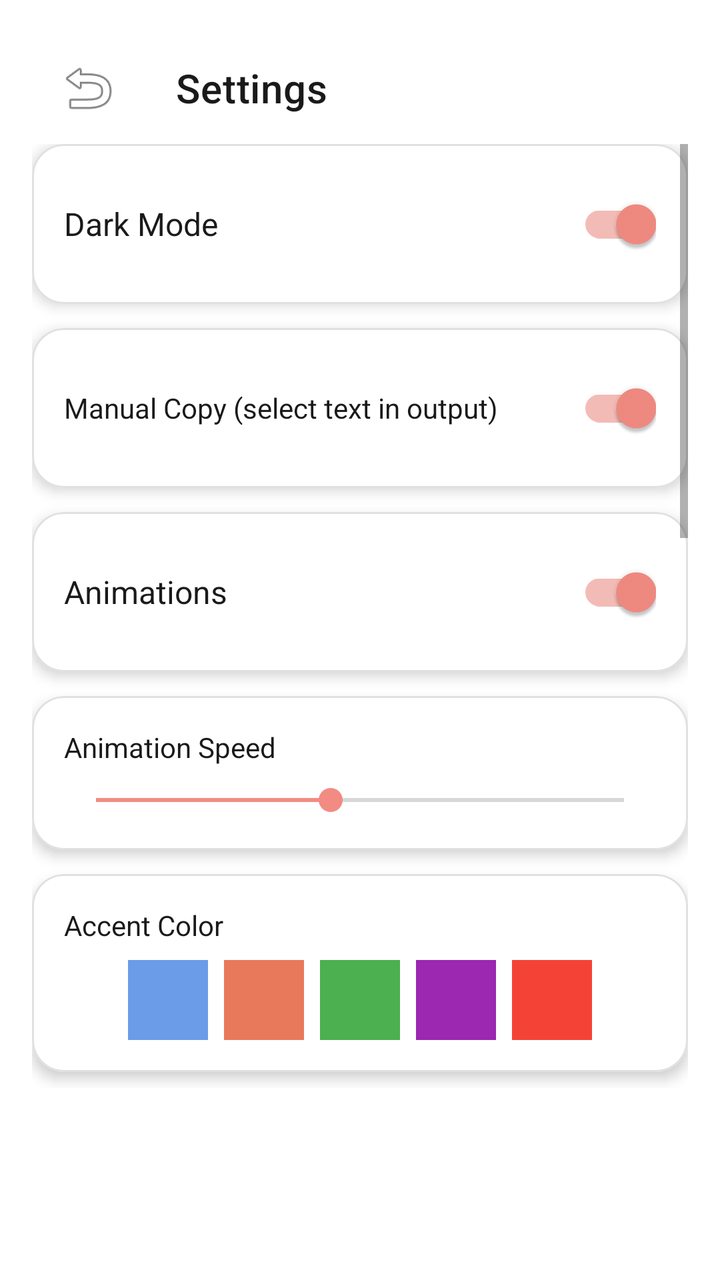
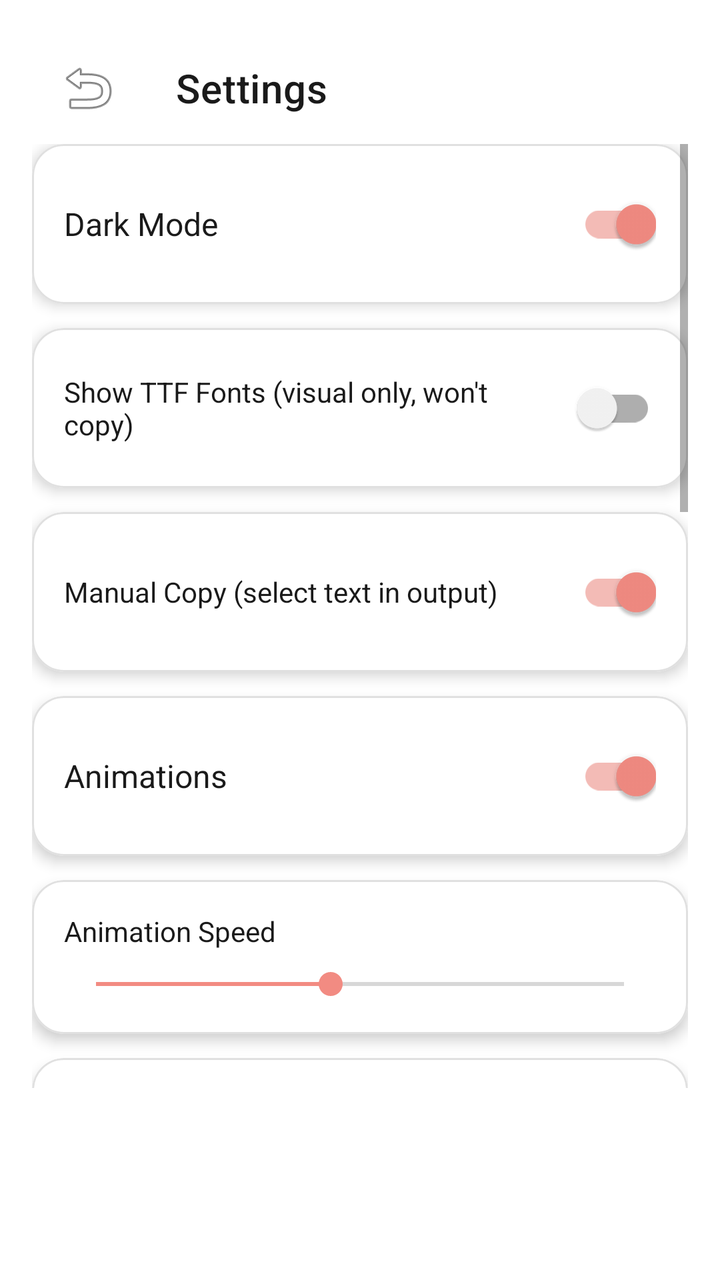

Compare the two renders of this Android layout. The source of the first and the diff that turns it into the second are given below.
<!-- AndroidManifest.xml: application theme Theme.FontsApp -->
<!-- res/layout/activity_settings.xml -->
<?xml version="1.0" encoding="utf-8"?>
<LinearLayout xmlns:android="http://schemas.android.com/apk/res/android"
    xmlns:app="http://schemas.android.com/apk/res-auto"
    android:layout_width="match_parent"
    android:layout_height="match_parent"
    android:orientation="vertical"
    android:background="?android:colorBackground"
    android:padding="16dp">

    <com.google.android.material.appbar.MaterialToolbar
        android:id="@+id/toolbar"
        android:layout_width="match_parent"
        android:layout_height="?android:attr/actionBarSize"
        android:background="?android:colorBackground"
        app:title="@string/settings"
        app:navigationIcon="@android:drawable/ic_menu_revert"
        app:titleTextColor="@color/text_primary" />

    <ScrollView
        android:layout_width="match_parent"
        android:layout_height="match_parent"
        android:paddingBottom="80dp">

        <LinearLayout
            android:layout_width="match_parent"
            android:layout_height="wrap_content"
            android:orientation="vertical"
            android:gravity="center_horizontal">

            
            <com.google.android.material.card.MaterialCardView
                android:layout_width="match_parent"
                android:layout_height="wrap_content"
                android:layout_marginBottom="12dp"
                app:cardCornerRadius="16dp"
                app:cardElevation="4dp"
                app:cardBackgroundColor="@color/card_background"
                app:strokeWidth="1dp"
                app:strokeColor="@color/divider">

                <LinearLayout
                    android:layout_width="match_parent"
                    android:layout_height="wrap_content"
                    android:orientation="horizontal"
                    android:gravity="center_vertical"
                    android:padding="16dp">

                    <TextView
                        android:layout_width="0dp"
                        android:layout_height="wrap_content"
                        android:layout_weight="1"
                        android:text="@string/dark_mode"
                        android:textSize="16sp"
                        android:textColor="@color/text_primary" />

                    <com.google.android.material.switchmaterial.SwitchMaterial
                        android:id="@+id/switchDarkMode"
                        android:layout_width="wrap_content"
                        android:layout_height="wrap_content"
                        android:checked="true" />

                </LinearLayout>

            </com.google.android.material.card.MaterialCardView>

            
            <com.google.android.material.card.MaterialCardView
                android:layout_width="match_parent"
                android:layout_height="wrap_content"
                android:layout_marginBottom="12dp"
                app:cardCornerRadius="16dp"
                app:cardElevation="4dp"
                app:cardBackgroundColor="@color/card_background"
                app:strokeWidth="1dp"
                app:strokeColor="@color/divider">

                <LinearLayout
                    android:layout_width="match_parent"
                    android:layout_height="wrap_content"
                    android:orientation="horizontal"
                    android:gravity="center_vertical"
                    android:padding="16dp">

                    <TextView
                        android:layout_width="0dp"
                        android:layout_height="wrap_content"
                        android:layout_weight="1"
                        android:text="Manual Copy (select text in output)"
                        android:textSize="14sp"
                        android:textColor="@color/text_primary" />

                    <com.google.android.material.switchmaterial.SwitchMaterial
                        android:id="@+id/switchManualCopy"
                        android:layout_width="wrap_content"
                        android:layout_height="wrap_content"
                        android:checked="true" />

                </LinearLayout>

            </com.google.android.material.card.MaterialCardView>

            
            <com.google.android.material.card.MaterialCardView
                android:layout_width="match_parent"
                android:layout_height="wrap_content"
                android:layout_marginBottom="12dp"
                app:cardCornerRadius="16dp"
                app:cardElevation="4dp"
                app:cardBackgroundColor="@color/card_background"
                app:strokeWidth="1dp"
                app:strokeColor="@color/divider">

                <LinearLayout
                    android:layout_width="match_parent"
                    android:layout_height="wrap_content"
                    android:orientation="horizontal"
                    android:gravity="center_vertical"
                    android:padding="16dp">

                    <TextView
                        android:layout_width="0dp"
                        android:layout_height="wrap_content"
                        android:layout_weight="1"
                        android:text="@string/animations"
                        android:textSize="16sp"
                        android:textColor="@color/text_primary" />

                    <com.google.android.material.switchmaterial.SwitchMaterial
                        android:id="@+id/switchAnimations"
                        android:layout_width="wrap_content"
                        android:layout_height="wrap_content"
                        android:checked="true" />

                </LinearLayout>

            </com.google.android.material.card.MaterialCardView>

            
            <com.google.android.material.card.MaterialCardView
                android:layout_width="match_parent"
                android:layout_height="wrap_content"
                android:layout_marginBottom="12dp"
                app:cardCornerRadius="16dp"
                app:cardElevation="4dp"
                app:cardBackgroundColor="@color/card_background"
                app:strokeWidth="1dp"
                app:strokeColor="@color/divider">

                <LinearLayout
                    android:layout_width="match_parent"
                    android:layout_height="wrap_content"
                    android:orientation="vertical"
                    android:padding="16dp">

                    <TextView
                        android:layout_width="wrap_content"
                        android:layout_height="wrap_content"
                        android:text="Animation Speed"
                        android:textSize="14sp"
                        android:textColor="@color/text_primary"
                        android:layout_marginBottom="8dp" />

                    <SeekBar
                        android:id="@+id/sbAnimSpeed"
                        android:layout_width="match_parent"
                        android:layout_height="wrap_content"
                        android:max="10"
                        android:progress="5"
                        android:min="1" />

                </LinearLayout>

            </com.google.android.material.card.MaterialCardView>

            
            <com.google.android.material.card.MaterialCardView
                android:layout_width="match_parent"
                android:layout_height="wrap_content"
                android:layout_marginBottom="12dp"
                app:cardCornerRadius="16dp"
                app:cardElevation="4dp"
                app:cardBackgroundColor="@color/card_background"
                app:strokeWidth="1dp"
                app:strokeColor="@color/divider">

                <LinearLayout
                    android:layout_width="match_parent"
                    android:layout_height="wrap_content"
                    android:orientation="vertical"
                    android:padding="16dp">

                    <TextView
                        android:layout_width="wrap_content"
                        android:layout_height="wrap_content"
                        android:text="Accent Color"
                        android:textSize="14sp"
                        android:textColor="@color/text_primary"
                        android:layout_marginBottom="8dp" />

                    <LinearLayout
                        android:layout_width="match_parent"
                        android:layout_height="wrap_content"
                        android:orientation="horizontal"
                        android:gravity="center">

                        <View
                            android:id="@+id/colorBlue"
                            android:layout_width="40dp"
                            android:layout_height="40dp"
                            android:layout_marginEnd="8dp"
                            android:background="@color/accent_blue"
                            android:clickable="true"
                            android:focusable="true" />

                        <View
                            android:id="@+id/colorOrange"
                            android:layout_width="40dp"
                            android:layout_height="40dp"
                            android:layout_marginEnd="8dp"
                            android:background="@color/accent_orange"
                            android:clickable="true"
                            android:focusable="true" />

                        <View
                            android:id="@+id/colorGreen"
                            android:layout_width="40dp"
                            android:layout_height="40dp"
                            android:layout_marginEnd="8dp"
                            android:background="@color/accent_green"
                            android:clickable="true"
                            android:focusable="true" />

                        <View
                            android:id="@+id/colorPurple"
                            android:layout_width="40dp"
                            android:layout_height="40dp"
                            android:layout_marginEnd="8dp"
                            android:background="#FF9C27B0"
                            android:clickable="true"
                            android:focusable="true" />

                        <View
                            android:id="@+id/colorRed"
                            android:layout_width="40dp"
                            android:layout_height="40dp"
                            android:background="#FFF44336"
                            android:clickable="true"
                            android:focusable="true" />

                    </LinearLayout>

                </LinearLayout>

            </com.google.android.material.card.MaterialCardView>

            
            <com.google.android.material.card.MaterialCardView
                android:layout_width="match_parent"
                android:layout_height="wrap_content"
                android:layout_marginBottom="12dp"
                app:cardCornerRadius="16dp"
                app:cardElevation="4dp"
                app:cardBackgroundColor="@color/card_background"
                app:strokeWidth="1dp"
                app:strokeColor="@color/divider">

                <LinearLayout
                    android:layout_width="match_parent"
                    android:layout_height="wrap_content"
                    android:orientation="vertical"
                    android:padding="16dp">

                    <TextView
                        android:layout_width="wrap_content"
                        android:layout_height="wrap_content"
                        android:text="@string/reorder_fonts"
                        android:textSize="16sp"
                        android:textColor="@color/text_primary"
                        android:layout_marginBottom="8dp" />

                    <androidx.recyclerview.widget.RecyclerView
                        android:id="@+id/rvReorderFonts"
                        android:layout_width="match_parent"
                        android:layout_height="300dp"
                        android:nestedScrollingEnabled="false" />

                </LinearLayout>

            </com.google.android.material.card.MaterialCardView>

            
            <com.google.android.material.card.MaterialCardView
                android:layout_width="match_parent"
                android:layout_height="wrap_content"
                android:layout_marginBottom="12dp"
                app:cardCornerRadius="16dp"
                app:cardElevation="4dp"
                app:cardBackgroundColor="@color/card_background"
                app:strokeWidth="1dp"
                app:strokeColor="@color/divider">

                <LinearLayout
                    android:layout_width="match_parent"
                    android:layout_height="wrap_content"
                    android:orientation="vertical"
                    android:padding="16dp">

                    <TextView
                        android:layout_width="wrap_content"
                        android:layout_height="wrap_content"
                        android:text="Hide/Show Fonts"
                        android:textSize="16sp"
                        android:textColor="@color/text_primary"
                        android:layout_marginBottom="8dp" />

                    <androidx.recyclerview.widget.RecyclerView
                        android:id="@+id/rvHideFonts"
                        android:layout_width="match_parent"
                        android:layout_height="400dp"
                        android:nestedScrollingEnabled="true" />

                </LinearLayout>

            </com.google.android.material.card.MaterialCardView>

        </LinearLayout>

    </ScrollView>

</LinearLayout>
<!-- resources referenced by this layout -->
<resources>
  <color name="accent_blue">#FF6B9CE8</color>
  <color name="accent_green">#FF4CAF50</color>
  <color name="accent_orange">#FFE87A5B</color>
  <color name="card_background">#FFFFFFFF</color>
  <color name="divider">#FFE0E0E0</color>
  <color name="text_primary">#FF1A1A1A</color>
  <string name="animations">Animations</string>
  <string name="dark_mode">Dark Mode</string>
  <string name="reorder_fonts">Reorder Fonts</string>
  <string name="settings">Settings</string>
  <style name="Theme.FontsApp" parent="Theme.MaterialComponents.DayNight.NoActionBar">
          <item name="colorPrimary">@color/primary</item>
          <item name="colorPrimaryVariant">@color/primary_variant</item>
          <item name="colorOnPrimary">@color/on_primary</item>
          <item name="colorSecondary">@color/secondary</item>
          <item name="colorSecondaryVariant">@color/secondary_variant</item>
          <item name="colorOnSecondary">@color/on_secondary</item>
          <item name="android:colorBackground">@color/background</item>
          <item name="colorSurface">@color/surface</item>
          <item name="colorOnSurface">@color/on_surface</item>
          <item name="colorError">@color/error</item>
          <item name="android:statusBarColor">@color/background</item>
          <item name="android:navigationBarColor">@color/background</item>
          <item name="android:forceDarkAllowed">false</item>
      </style>
  <color name="primary">#FF8AB4F8</color>
  <color name="primary_variant">#FF6B9CE8</color>
  <color name="on_primary">#FF000000</color>
  <color name="secondary">#FFF28B82</color>
  <color name="secondary_variant">#FFE87A5B</color>
  <color name="on_secondary">#FF000000</color>
  <color name="background">#FFFFFFFF</color>
  <color name="surface">#FFF5F5F5</color>
  <color name="on_surface">#FF1A1A1A</color>
  <color name="error">#FFB00020</color>
</resources>

<!-- the commit's change to res/layout/activity_settings.xml (unified diff, before → after) -->
@@ -85,6 +85,42 @@
                         android:layout_width="0dp"
                         android:layout_height="wrap_content"
                         android:layout_weight="1"
+                        android:text="Show TTF Fonts (visual only, won't copy)"
+                        android:textSize="14sp"
+                        android:textColor="@color/text_primary" />
+
+                    <com.google.android.material.switchmaterial.SwitchMaterial
+                        android:id="@+id/switchShowTtf"
+                        android:layout_width="wrap_content"
+                        android:layout_height="wrap_content"
+                        android:checked="false" />
+
+                </LinearLayout>
+
+            </com.google.android.material.card.MaterialCardView>
+
+            
+            <com.google.android.material.card.MaterialCardView
+                android:layout_width="match_parent"
+                android:layout_height="wrap_content"
+                android:layout_marginBottom="12dp"
+                app:cardCornerRadius="16dp"
+                app:cardElevation="4dp"
+                app:cardBackgroundColor="@color/card_background"
+                app:strokeWidth="1dp"
+                app:strokeColor="@color/divider">
+
+                <LinearLayout
+                    android:layout_width="match_parent"
+                    android:layout_height="wrap_content"
+                    android:orientation="horizontal"
+                    android:gravity="center_vertical"
+                    android:padding="16dp">
+
+                    <TextView
+                        android:layout_width="0dp"
+                        android:layout_height="wrap_content"
+                        android:layout_weight="1"
                         android:text="Manual Copy (select text in output)"
                         android:textSize="14sp"
                         android:textColor="@color/text_primary" />
